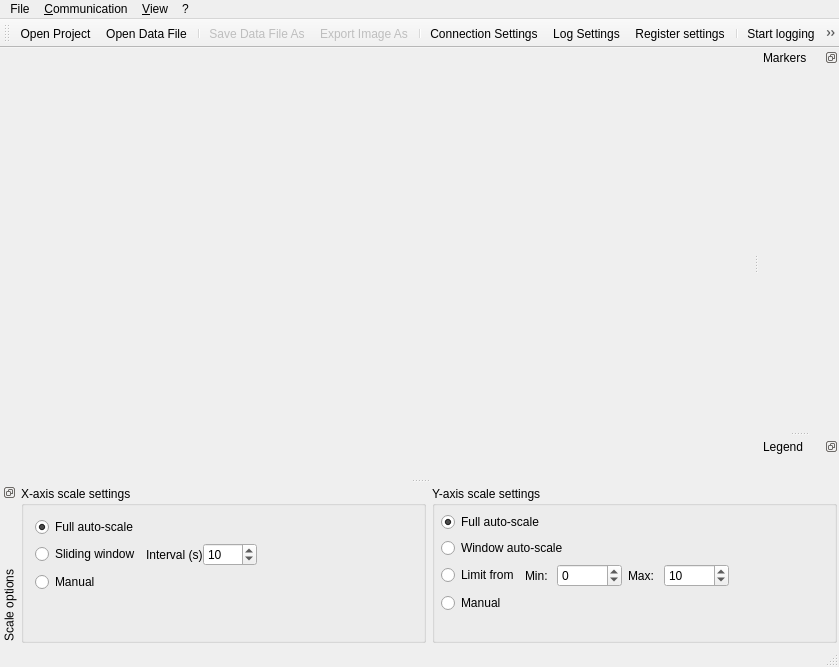
This is src/dialogs/mainwindow.ui in ModbusScope/ModbusScope as Qt 5 draws it before an edit. The edited form follows.
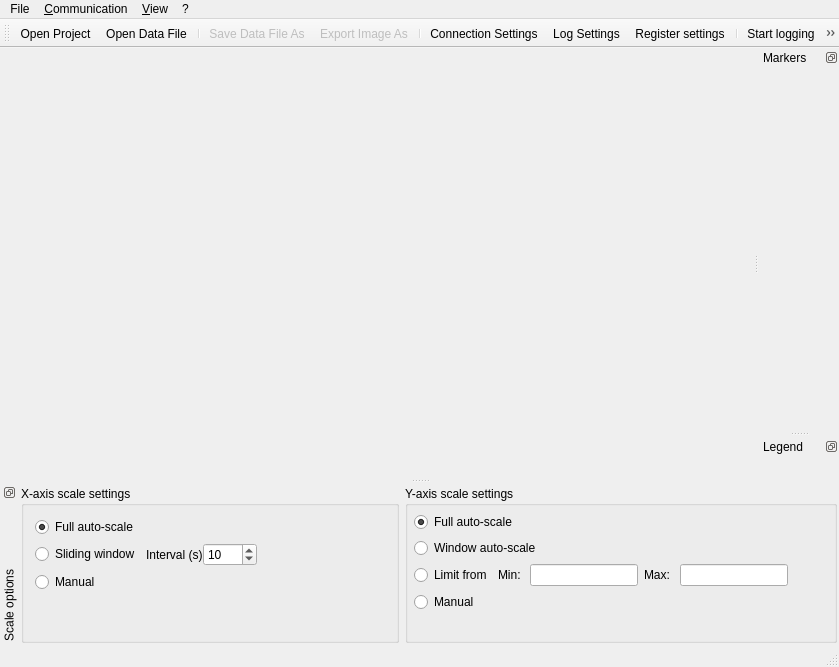
This is the edited form. Icons and pictures are not drawn. Custom widgets are drawn as their Qt base class.

Commit message: Change value min/max to double

```diff
--- a/src/dialogs/mainwindow.ui
+++ b/src/dialogs/mainwindow.ui
@@ -385,14 +385,7 @@
                </widget>
               </item>
               <item row="0" column="1">
-               <widget class="QSpinBox" name="spinYMin">
-                <property name="minimum">
-                 <number>-65535</number>
-                </property>
-                <property name="maximum">
-                 <number>65535</number>
-                </property>
-               </widget>
+               <widget class="QLineEdit" name="lineYMin"/>
               </item>
              </layout>
             </item>
@@ -404,17 +397,7 @@
              </widget>
             </item>
             <item>
-             <widget class="QSpinBox" name="spinYMax">
-              <property name="minimum">
-               <number>-65535</number>
-              </property>
-              <property name="maximum">
-               <number>65535</number>
-              </property>
-              <property name="value">
-               <number>10</number>
-              </property>
-             </widget>
+             <widget class="QLineEdit" name="lineYMax"/>
             </item>
             <item>
              <spacer name="spacerScaleX_2">
```
The commit also changes 4 other files.
